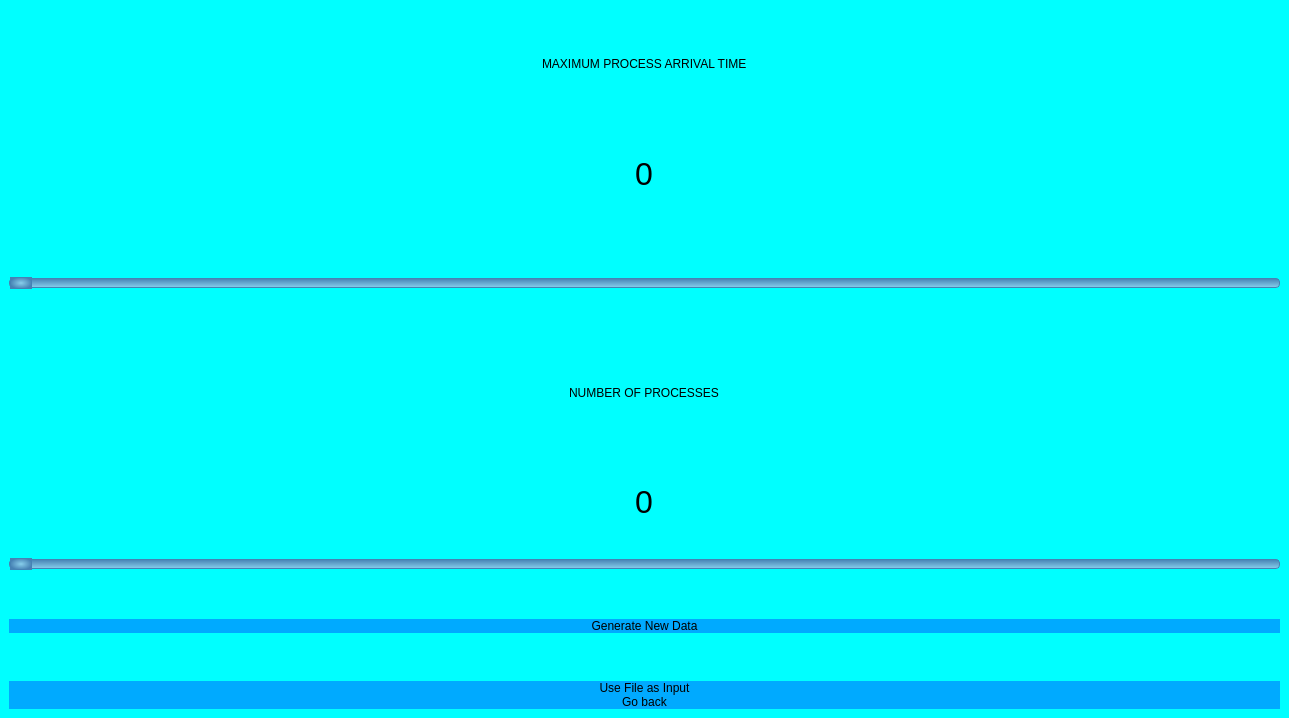
Old version of the form Pages/MainWindow/mainwindow.ui in the repository cata1212112/SchedulingSimulator.
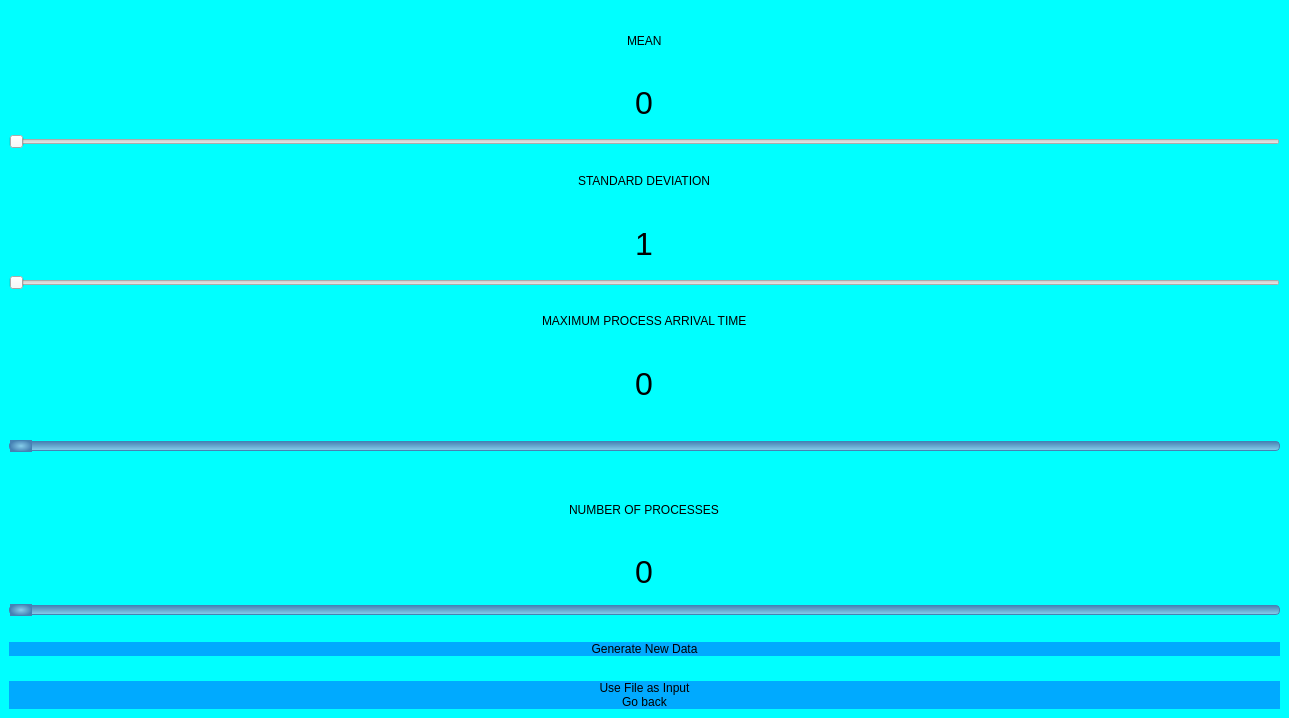
New version of the form.

The edit to the form file:
```diff
--- a/Pages/MainWindow/mainwindow.ui
+++ b/Pages/MainWindow/mainwindow.ui
@@ -153,6 +153,58 @@
         <property name="spacing">
          <number>0</number>
         </property>
+        <item alignment="Qt::AlignmentFlag::AlignHCenter">
+         <widget class="QLabel" name="label_3">
+          <property name="text">
+           <string>MEAN</string>
+          </property>
+         </widget>
+        </item>
+        <item alignment="Qt::AlignmentFlag::AlignHCenter">
+         <widget class="QLabel" name="label_5">
+          <property name="font">
+           <font>
+            <pointsize>24</pointsize>
+           </font>
+          </property>
+          <property name="text">
+           <string>0</string>
+          </property>
+         </widget>
+        </item>
+        <item>
+         <widget class="QSlider" name="horizontalSlider">
+          <property name="orientation">
+           <enum>Qt::Orientation::Horizontal</enum>
+          </property>
+         </widget>
+        </item>
+        <item alignment="Qt::AlignmentFlag::AlignHCenter">
+         <widget class="QLabel" name="label_4">
+          <property name="text">
+           <string>STANDARD DEVIATION</string>
+          </property>
+         </widget>
+        </item>
+        <item alignment="Qt::AlignmentFlag::AlignHCenter">
+         <widget class="QLabel" name="label_6">
+          <property name="font">
+           <font>
+            <pointsize>24</pointsize>
+           </font>
+          </property>
+          <property name="text">
+           <string>1</string>
+          </property>
+         </widget>
+        </item>
+        <item>
+         <widget class="QSlider" name="horizontalSlider_2">
+          <property name="orientation">
+           <enum>Qt::Orientation::Horizontal</enum>
+          </property>
+         </widget>
+        </item>
         <item alignment="Qt::AlignmentFlag::AlignHCenter|Qt::AlignmentFlag::AlignVCenter">
          <widget class="QLabel" name="label">
           <property name="text">
```
